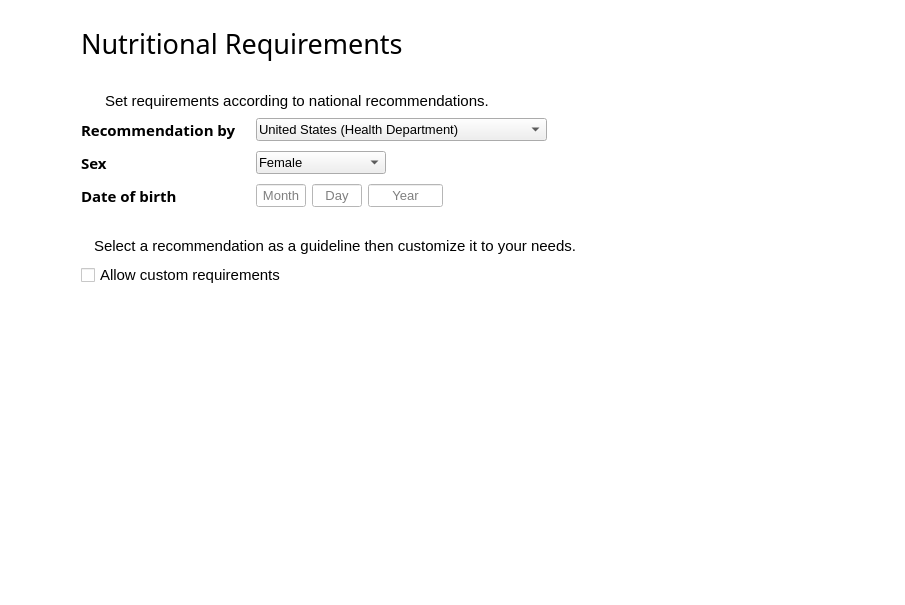
Above: ui/ui_reqwidget.ui from josh-minch/spartan before the change. Below: the same form after it.
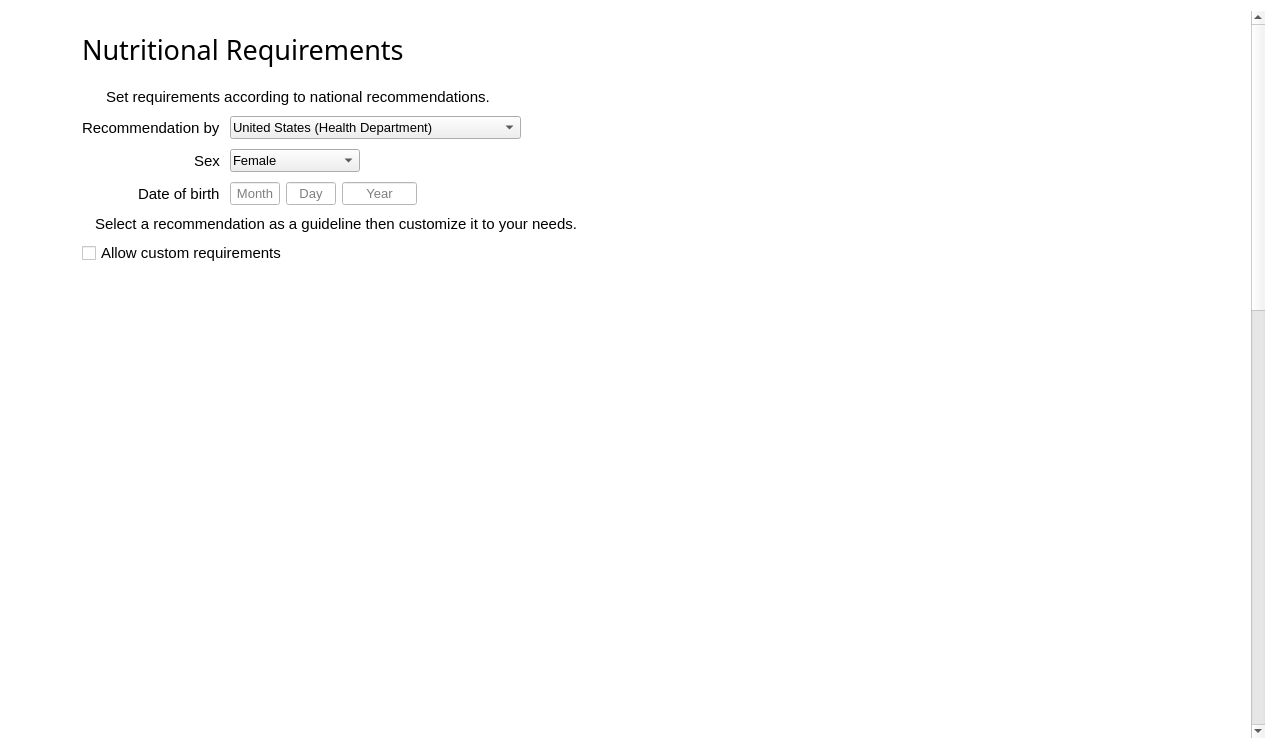
That is the form after the change. Icons and pictures are not drawn.

Commit message: Add nutritional requirments editing

What changed in the file:
```diff
--- a/ui/ui_reqwidget.ui
+++ b/ui/ui_reqwidget.ui
@@ -6,8 +6,8 @@
    <rect>
     <x>0</x>
     <y>0</y>
-    <width>905</width>
-    <height>605</height>
+    <width>1276</width>
+    <height>749</height>
    </rect>
   </property>
   <property name="palette">
@@ -87,25 +87,189 @@
    <iconset>
     <normaloff>../images/icon_trimmed.png</normaloff>../images/icon_trimmed.png</iconset>
   </property>
-  <layout class="QFormLayout" name="formLayout_2">
+  <layout class="QGridLayout" name="gridLayout_3">
+   <item row="0" column="0">
+    <widget class="QScrollArea" name="scrollArea">
+     <property name="frameShape">
+      <enum>QFrame::NoFrame</enum>
+     </property>
+     <property name="widgetResizable">
+      <bool>true</bool>
+     </property>
+     <widget class="QWidget" name="scrollAreaWidgetContents">
+      <property name="geometry">
+       <rect>
+        <x>0</x>
+        <y>0</y>
+        <width>1241</width>
+        <height>1811</height>
+       </rect>
+      </property>
+      <layout class="QGridLayout" name="gridLayout_2" rowstretch="1,1,1" columnstretch="0,0">
    <property name="leftMargin">
-    <number>30</number>
+        <number>20</number>
    </property>
    <property name="topMargin">
-    <number>25</number>
-   </property>
-   <property name="rightMargin">
-    <number>30</number>
-   </property>
-   <property name="bottomMargin">
-    <number>30</number>
-   </property>
-   <item row="0" column="0">
+        <number>20</number>
+       </property>
+       <property name="verticalSpacing">
+        <number>20</number>
+       </property>
+       <item row="2" column="1">
     <layout class="QGridLayout" name="gridLayout">
-     <property name="verticalSpacing">
-      <number>30</number>
-     </property>
-     <item row="0" column="0" alignment="Qt::AlignHCenter|Qt::AlignBottom">
+         <item row="3" column="0">
+          <widget class="QTableView" name="mineral_view">
+           <property name="minimumSize">
+            <size>
+             <width>0</width>
+             <height>500</height>
+            </size>
+           </property>
+           <property name="font">
+            <font>
+             <family>Segoe UI</family>
+             <pointsize>11</pointsize>
+            </font>
+           </property>
+           <property name="focusPolicy">
+            <enum>Qt::NoFocus</enum>
+           </property>
+           <property name="styleSheet">
+            <string notr="true">QHeaderView::section{
+	background-color: white;
+	border: 0px;
+}
+
+QTableView {
+	alternate-background-color: rgb(247, 247, 247);
+}</string>
+           </property>
+           <property name="frameShape">
+            <enum>QFrame::NoFrame</enum>
+           </property>
+           <property name="alternatingRowColors">
+            <bool>true</bool>
+           </property>
+           <property name="selectionMode">
+            <enum>QAbstractItemView::ExtendedSelection</enum>
+           </property>
+           <property name="showGrid">
+            <bool>false</bool>
+           </property>
+           <attribute name="verticalHeaderVisible">
+            <bool>false</bool>
+           </attribute>
+          </widget>
+         </item>
+         <item row="0" column="0" rowspan="2">
+          <widget class="QTableView" name="macro_view">
+           <property name="minimumSize">
+            <size>
+             <width>0</width>
+             <height>500</height>
+            </size>
+           </property>
+           <property name="font">
+            <font>
+             <family>Segoe UI</family>
+             <pointsize>11</pointsize>
+            </font>
+           </property>
+           <property name="focusPolicy">
+            <enum>Qt::NoFocus</enum>
+           </property>
+           <property name="styleSheet">
+            <string notr="true">QHeaderView::section{
+	background-color: white;
+	border: 0px;
+}
+
+QTableView {
+	alternate-background-color: rgb(247, 247, 247);
+}</string>
+           </property>
+           <property name="frameShape">
+            <enum>QFrame::NoFrame</enum>
+           </property>
+           <property name="alternatingRowColors">
+            <bool>true</bool>
+           </property>
+           <property name="selectionMode">
+            <enum>QAbstractItemView::ExtendedSelection</enum>
+           </property>
+           <property name="showGrid">
+            <bool>false</bool>
+           </property>
+           <attribute name="verticalHeaderVisible">
+            <bool>false</bool>
+           </attribute>
+          </widget>
+         </item>
+         <item row="2" column="0">
+          <widget class="QTableView" name="vit_view">
+           <property name="minimumSize">
+            <size>
+             <width>0</width>
+             <height>500</height>
+            </size>
+           </property>
+           <property name="font">
+            <font>
+             <family>Segoe UI</family>
+             <pointsize>11</pointsize>
+            </font>
+           </property>
+           <property name="focusPolicy">
+            <enum>Qt::NoFocus</enum>
+           </property>
+           <property name="styleSheet">
+            <string notr="true">QHeaderView::section{
+	background-color: white;
+	border: 0px;
+}
+
+QTableView {
+	alternate-background-color: rgb(247, 247, 247);
+}</string>
+           </property>
+           <property name="frameShape">
+            <enum>QFrame::NoFrame</enum>
+           </property>
+           <property name="alternatingRowColors">
+            <bool>true</bool>
+           </property>
+           <property name="selectionMode">
+            <enum>QAbstractItemView::ExtendedSelection</enum>
+           </property>
+           <property name="showGrid">
+            <bool>false</bool>
+           </property>
+           <attribute name="verticalHeaderVisible">
+            <bool>false</bool>
+           </attribute>
+          </widget>
+         </item>
+        </layout>
+       </item>
+       <item row="0" column="1">
+        <widget class="QLabel" name="label">
+         <property name="font">
+          <font>
+           <family>Segoe UI Semilight</family>
+           <pointsize>20</pointsize>
+           <weight>50</weight>
+           <bold>false</bold>
+          </font>
+         </property>
+         <property name="text">
+          <string>Nutritional Requirements</string>
+         </property>
+         <property name="margin">
+          <number>0</number>
+         </property>
+        </widget>
+       </item>
+       <item row="0" column="0">
       <widget class="QPushButton" name="back_btn">
        <property name="sizePolicy">
         <sizepolicy hsizetype="Fixed" vsizetype="Fixed">
@@ -155,12 +319,12 @@
      <item row="1" column="1">
       <layout class="QFormLayout" name="formLayout">
        <property name="verticalSpacing">
-        <number>30</number>
+          <number>10</number>
        </property>
        <item row="0" column="0">
         <layout class="QVBoxLayout" name="verticalLayout_8">
          <property name="spacing">
-          <number>8</number>
+            <number>10</number>
          </property>
          <item>
           <layout class="QHBoxLayout" name="horizontalLayout_13">
@@ -206,11 +370,8 @@
            <property name="fieldGrowthPolicy">
             <enum>QFormLayout::ExpandingFieldsGrow</enum>
            </property>
-           <property name="horizontalSpacing">
-            <number>20</number>
-           </property>
-           <property name="verticalSpacing">
-            <number>10</number>
+             <property name="labelAlignment">
+              <set>Qt::AlignRight|Qt::AlignTrailing|Qt::AlignVCenter</set>
            </property>
            <item row="0" column="0">
             <widget class="QLabel" name="req_label">
@@ -253,10 +414,10 @@
              </property>
              <property name="font">
               <font>
-               <family>Segoe UI Semibold</family>
+                 <family>Segoe UI</family>
                <pointsize>11</pointsize>
-               <weight>75</weight>
-               <bold>true</bold>
+                 <weight>50</weight>
+                 <bold>false</bold>
               </font>
              </property>
              <property name="text">
@@ -373,10 +534,10 @@
              </property>
              <property name="font">
               <font>
-               <family>Segoe UI Semibold</family>
+                 <family>Segoe UI</family>
                <pointsize>11</pointsize>
-               <weight>75</weight>
-               <bold>true</bold>
+                 <weight>50</weight>
+                 <bold>false</bold>
               </font>
              </property>
              <property name="text">
@@ -492,10 +653,10 @@
              </property>
              <property name="font">
               <font>
-               <family>Segoe UI Semibold</family>
+                 <family>Segoe UI</family>
                <pointsize>11</pointsize>
-               <weight>75</weight>
-               <bold>true</bold>
+                 <weight>50</weight>
+                 <bold>false</bold>
               </font>
              </property>
              <property name="text">
@@ -657,145 +818,11 @@
          </item>
         </layout>
        </item>
-       <item row="2" column="0">
-        <layout class="QHBoxLayout" name="horizontalLayout_16">
-         <item>
-          <widget class="QTableView" name="macro_view">
-           <property name="font">
-            <font>
-             <family>Segoe UI</family>
-             <pointsize>11</pointsize>
-            </font>
-           </property>
-           <property name="focusPolicy">
-            <enum>Qt::NoFocus</enum>
-           </property>
-           <property name="styleSheet">
-            <string notr="true">QHeaderView::section{
-	background-color: white;
-	border: 0px;
-}
-
-QTableView {
-	alternate-background-color: rgb(247, 247, 247);
-}</string>
-           </property>
-           <property name="frameShape">
-            <enum>QFrame::NoFrame</enum>
-           </property>
-           <property name="alternatingRowColors">
-            <bool>true</bool>
-           </property>
-           <property name="selectionMode">
-            <enum>QAbstractItemView::ExtendedSelection</enum>
-           </property>
-           <property name="showGrid">
-            <bool>false</bool>
-           </property>
-           <attribute name="verticalHeaderVisible">
-            <bool>false</bool>
-           </attribute>
-          </widget>
-         </item>
-         <item>
-          <widget class="QTableView" name="vit_view">
-           <property name="font">
-            <font>
-             <family>Segoe UI</family>
-             <pointsize>11</pointsize>
-            </font>
-           </property>
-           <property name="focusPolicy">
-            <enum>Qt::NoFocus</enum>
-           </property>
-           <property name="styleSheet">
-            <string notr="true">QHeaderView::section{
-	background-color: white;
-	border: 0px;
-}
-
-QTableView {
-	alternate-background-color: rgb(247, 247, 247);
-}</string>
-           </property>
-           <property name="frameShape">
-            <enum>QFrame::NoFrame</enum>
-           </property>
-           <property name="alternatingRowColors">
-            <bool>true</bool>
-           </property>
-           <property name="selectionMode">
-            <enum>QAbstractItemView::ExtendedSelection</enum>
-           </property>
-           <property name="showGrid">
-            <bool>false</bool>
-           </property>
-           <attribute name="verticalHeaderVisible">
-            <bool>false</bool>
-           </attribute>
-          </widget>
-         </item>
-         <item>
-          <widget class="QTableView" name="mineral_view">
-           <property name="font">
-            <font>
-             <family>Segoe UI</family>
-             <pointsize>11</pointsize>
-            </font>
-           </property>
-           <property name="focusPolicy">
-            <enum>Qt::NoFocus</enum>
-           </property>
-           <property name="styleSheet">
-            <string notr="true">QHeaderView::section{
-	background-color: white;
-	border: 0px;
-}
-
-QTableView {
-	alternate-background-color: rgb(247, 247, 247);
-}</string>
-           </property>
-           <property name="frameShape">
-            <enum>QFrame::NoFrame</enum>
-           </property>
-           <property name="alternatingRowColors">
-            <bool>true</bool>
-           </property>
-           <property name="selectionMode">
-            <enum>QAbstractItemView::ExtendedSelection</enum>
-           </property>
-           <property name="showGrid">
-            <bool>false</bool>
-           </property>
-           <attribute name="verticalHeaderVisible">
-            <bool>false</bool>
-           </attribute>
-          </widget>
-         </item>
         </layout>
        </item>
       </layout>
-     </item>
-     <item row="0" column="1">
-      <widget class="QLabel" name="label">
-       <property name="font">
-        <font>
-         <family>Segoe UI Semilight</family>
-         <pointsize>20</pointsize>
-         <weight>50</weight>
-         <bold>false</bold>
-        </font>
-       </property>
-       <property name="text">
-        <string>Nutritional Requirements</string>
-       </property>
-       <property name="margin">
-        <number>0</number>
-       </property>
-      </widget>
-     </item>
-    </layout>
+     </widget>
+    </widget>
    </item>
   </layout>
  </widget>
```
Lines whose indentation alone changed are shown as unchanged. The commit also changes 16 other files.
